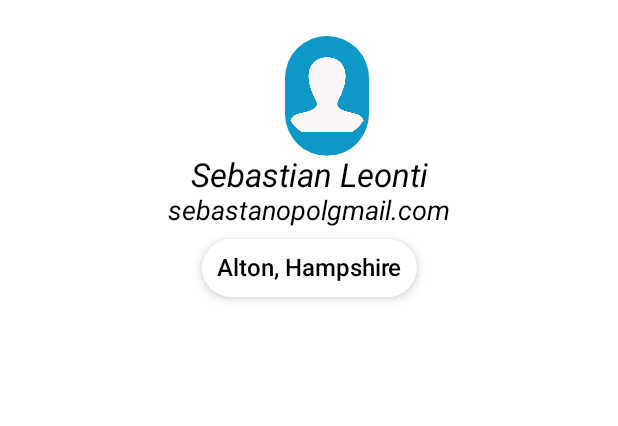
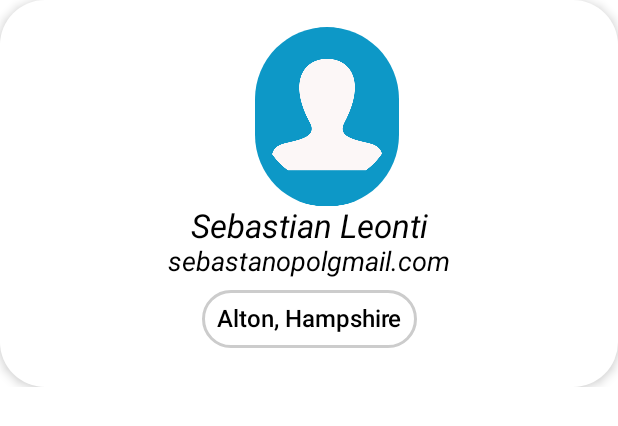
Before and after one commit to techConsul97/GitHubUsersApp, an Android app built with Jetpack Compose: the @Preview function UserOverviewPreview, on a phone screen of 412 x 824 dp. Shown: the top 426 px of the screen. Run offline under Robolectric (Android 15) with nearby library versions, the phone set to English and light mode, and no system bars; pictures from the network do not load.

Commit message:
Created UI for Details
Started creating favorite user Use case

```diff
--- a/app/src/main/java/com/sebqv97/myapplication/MainActivity.kt
+++ b/app/src/main/java/com/sebqv97/myapplication/MainActivity.kt
@@ -1,5 +1,7 @@
 package com.sebqv97.myapplication
 
+import android.content.Intent
+import android.net.Uri
 import android.os.Bundle
 import androidx.activity.ComponentActivity
 import androidx.activity.compose.setContent
@@ -107,4 +109,5 @@ class MainActivity : ComponentActivity() {
 
     }
 
+
 }
--- a/app/src/main/java/com/sebqv97/myapplication/feature_users/data/local/UsersDatabase.kt
+++ b/app/src/main/java/com/sebqv97/myapplication/feature_users/data/local/UsersDatabase.kt
@@ -3,11 +3,12 @@ package com.sebqv97.myapplication.feature_users.data.local
 import androidx.room.Database
 import androidx.room.RoomDatabase
 import androidx.room.TypeConverters
+import com.sebqv97.myapplication.feature_users.data.local.entity.FavoriteUsersEntity
 import com.sebqv97.myapplication.feature_users.data.local.entity.UserDetailsEntity
 import com.sebqv97.myapplication.feature_users.data.local.entity.UserEntity
 
 @Database(
-    entities = [UserEntity::class,UserDetailsEntity::class],
+    entities = [UserEntity::class,UserDetailsEntity::class,FavoriteUsersEntity::class],
     version = 1,
     exportSchema = false
 )
--- a/app/src/main/java/com/sebqv97/myapplication/feature_users/data/repository/UsersRepositoryImpl.kt
+++ b/app/src/main/java/com/sebqv97/myapplication/feature_users/data/repository/UsersRepositoryImpl.kt
@@ -21,9 +21,9 @@ class UsersRepositoryImpl @Inject constructor(
     }
 
     override suspend fun getUser(searchedUsername: String): Response<UserDetailsDto> {
-        val respomse = usersApi.getDataFromPath(searchedUsername)
-        Log.d("Response",respomse.toString())
-        return respomse
+        return  usersApi.getDataFromPath(searchedUsername)
+
+
     }
 
     override suspend fun deleteUsers() {
--- a/app/src/main/java/com/sebqv97/myapplication/feature_users/presentation/user_details/UserDetailsViewModel.kt
+++ b/app/src/main/java/com/sebqv97/myapplication/feature_users/presentation/user_details/UserDetailsViewModel.kt
@@ -35,7 +35,7 @@ class UserDetailsViewModel @Inject constructor(
 
 
 
-    fun getUserDetails(searchedUser:String){
+    private fun getUserDetails(searchedUser:String){
 
         getUsersDetailsUseCase(searchedUser).onEach { result ->
             when(result){
--- a/app/src/main/java/com/sebqv97/myapplication/feature_users/presentation/user_details/components/UserOverviewElement.kt
+++ b/app/src/main/java/com/sebqv97/myapplication/feature_users/presentation/user_details/components/UserOverviewElement.kt
@@ -1,5 +1,8 @@
 package com.sebqv97.myapplication.feature_users.presentation.user_details.components
 
+import androidx.compose.foundation.BorderStroke
+import androidx.compose.foundation.Image
+import androidx.compose.foundation.border
 import androidx.compose.foundation.layout.*
 import androidx.compose.foundation.shape.CircleShape
 import androidx.compose.foundation.shape.RoundedCornerShape
@@ -9,6 +12,7 @@ import androidx.compose.runtime.Composable
 import androidx.compose.ui.Alignment
 import androidx.compose.ui.Modifier
 import androidx.compose.ui.draw.clip
+import androidx.compose.ui.graphics.Color
 import androidx.compose.ui.layout.ContentScale
 import androidx.compose.ui.res.painterResource
 import androidx.compose.ui.text.font.FontStyle
@@ -20,18 +24,20 @@ import androidx.compose.ui.unit.sp
 import coil.compose.AsyncImage
 import com.sebqv97.myapplication.R
 import com.sebqv97.myapplication.feature_users.domain.model.UserDetailsItemModel
+import com.sebqv97.myapplication.ui.theme.Shapes
 
 @Composable
 fun UserOverview(
     modifier: Modifier,
     user: UserDetailsItemModel
 ) {
+    Card(modifier = modifier.fillMaxWidth(), shape = RoundedCornerShape(30.dp), elevation = 4.dp,) {
 
         Column(
             horizontalAlignment = Alignment.CenterHorizontally,
             modifier = modifier
                 .fillMaxWidth()
-            .padding(vertical = 24.dp)
+                .padding(vertical = 18.dp)
         ) {
 
 
@@ -41,8 +47,8 @@ fun UserOverview(
                 contentDescription = "User Avatar",
                 error = painterResource(id = R.drawable.no_avatar),
                 modifier = modifier
-                .height(80.dp)
-                .width(80.dp)
+                    .height(120.dp)
+                    .width(120.dp)
                     .padding(start = 24.dp)
                     .clip(CircleShape),
                 contentScale = ContentScale.Crop
@@ -60,10 +66,10 @@ fun UserOverview(
                 fontStyle = FontStyle.Italic,
                 fontSize = 18.sp
             )
-        Card(
-            elevation = 4.dp,
-            shape = RoundedCornerShape(20.dp),
-            modifier = modifier.padding(8.dp)
+            Box(
+
+
+                modifier = modifier.padding(8.dp).border(BorderStroke(2.dp, Color.LightGray), shape = RoundedCornerShape(50))
 
             ) {
                 Column(modifier = Modifier.padding(10.dp)) {
@@ -78,6 +84,9 @@ fun UserOverview(
 
 
         }
+    }
+
+
 }
 
 
--- a/app/src/main/java/com/sebqv97/myapplication/feature_users/presentation/user_details/components/UserReposAndIdComponent.kt
+++ b/app/src/main/java/com/sebqv97/myapplication/feature_users/presentation/user_details/components/UserReposAndIdComponent.kt
@@ -23,9 +23,12 @@ fun UserReposAndIdElement(
     modifier: Modifier,
     user:UserDetailsItemModel
 ) {
+
     Row(
         horizontalArrangement = Arrangement.SpaceBetween,
-        modifier = modifier.padding(8.dp)
+        modifier = modifier
+            .padding(8.dp)
+            .fillMaxWidth()
     ) {
 
         UserReposElement(modifier = modifier, user = user)
@@ -40,6 +43,7 @@ fun UserReposAndIdElement(
 
 @Composable
 fun UserReposElement(modifier: Modifier,user:UserDetailsItemModel) {
+
     Column(
         modifier = modifier,
         horizontalAlignment = Alignment.CenterHorizontally
--- a/app/src/main/java/com/sebqv97/myapplication/feature_users/presentation/user_list/components/UsersScreen.kt
+++ b/app/src/main/java/com/sebqv97/myapplication/feature_users/presentation/user_list/components/UsersScreen.kt
@@ -19,6 +19,8 @@ import androidx.compose.ui.unit.dp
 import androidx.hilt.navigation.compose.hiltViewModel
 import androidx.navigation.NavController
 import com.sebqv97.myapplication.feature_users.presentation.Screens
+import com.sebqv97.myapplication.feature_users.presentation.search_user.SearchUseViewModel
+import com.sebqv97.myapplication.feature_users.presentation.search_user.SearchUserWidgetState
 import com.sebqv97.myapplication.feature_users.presentation.user_list.UserListViewModel
 import com.sebqv97.myapplication.feature_users.utils.getWordsUseCaseErrorHandler
 
@@ -27,12 +29,13 @@ import com.sebqv97.myapplication.feature_users.utils.getWordsUseCaseErrorHandler
     fun UsersScreen(
     navController: NavController,
     viewModel: UserListViewModel = hiltViewModel(),
+    searchBarViewModel: SearchUseViewModel = hiltViewModel(),
     modifier: Modifier
     ) {
         val state = viewModel.state.value
 
         Box(
-            modifier = modifier.fillMaxSize()
+            modifier = modifier.fillMaxSize().padding(12.dp)
         ){
             LazyColumn(
                 modifier = modifier.fillMaxSize()
@@ -42,6 +45,7 @@ import com.sebqv97.myapplication.feature_users.utils.getWordsUseCaseErrorHandler
                     UserLayout(
                         user = user,
                         onUserClicked = {
+                            searchBarViewModel.updateSearchWidgetState(SearchUserWidgetState.CLOSED)
                             navController.navigate(Screens.UserDetailScreen.route + "/${user.username}")
                         },
                         onFavoriteClicked = {},//ToBeImplemented
```
Also changed, not shown: app/src/main/java/com/sebqv97/myapplication/feature_users/data/local/entity/FavoriteUsersEntity.kt (added, +14 -0 lines), app/src/main/java/com/sebqv97/myapplication/feature_users/domain/use_case/FavoriteUserUseCase.kt (added, +14 -0 lines), app/src/main/java/com/sebqv97/myapplication/feature_users/presentation/user_details/UserDetailsScreen.kt (+45 -23 lines), app/src/main/java/com/sebqv97/myapplication/feature_users/presentation/user_details/components/UserFollowersComponent.kt (+31 -7 lines), app/src/main/res/drawable/background.jpg (added). Lines whose indentation alone changed are shown as unchanged.
